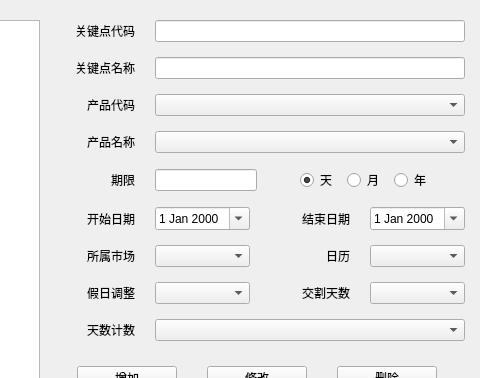
First picture: the form in FML/view/mainframe/key_point_definition.ui, repository ruofeng216/fmlnew, before the edit; both pictures show x 443 to 923 and y 0 to 378 of the 923 by 475 pixel window.
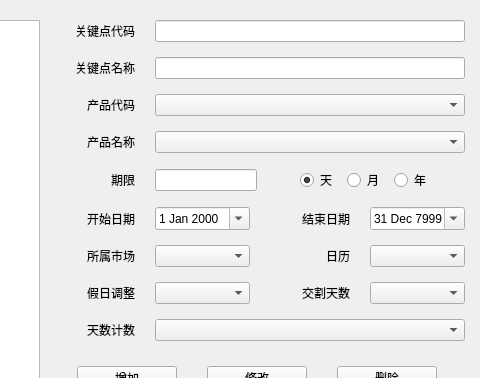
Second picture: the form after the edit. Custom widgets are drawn as their Qt base class.

What changed in the file:
```diff
--- a/FML/view/mainframe/key_point_definition.ui
+++ b/FML/view/mainframe/key_point_definition.ui
@@ -339,6 +339,16 @@
          </item>
          <item>
           <widget class="QDateEdit" name="deEnd">
+           <property name="dateTime">
+            <datetime>
+             <hour>23</hour>
+             <minute>59</minute>
+             <second>59</second>
+             <year>7999</year>
+             <month>12</month>
+             <day>31</day>
+            </datetime>
+           </property>
            <property name="calendarPopup">
             <bool>true</bool>
            </property>
@@ -621,6 +631,13 @@
   </layout>
  </widget>
  <layoutdefault spacing="6" margin="11"/>
+ <customwidgets>
+  <customwidget>
+   <class>XLineEdit</class>
+   <extends>QLineEdit</extends>
+   <header>xlineedit.h</header>
+  </customwidget>
+ </customwidgets>
  <resources/>
  <connections/>
 </ui>
```
Left out of the diff: 6 changed lines with no effect on the pictures.
